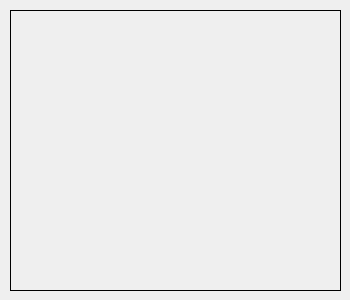
Old version of the form APPLICATIONQT/picture.ui in the repository BUT-Informatique-Calais/star-reduction-groupe-15.
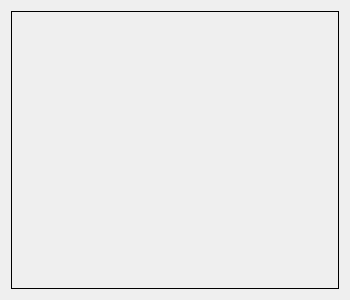
New version of the form.

```diff
--- a/APPLICATIONQT/picture.ui
+++ b/APPLICATIONQT/picture.ui
@@ -13,15 +13,9 @@
   <property name="windowTitle">
    <string>Form</string>
   </property>
+  <layout class="QHBoxLayout" name="horizontalLayout">
+   <item>
   <widget class="QLabel" name="lbl_display">
-   <property name="geometry">
-    <rect>
-     <x>10</x>
-     <y>10</y>
-     <width>331</width>
-     <height>281</height>
-    </rect>
-   </property>
    <property name="frameShape">
     <enum>QFrame::Shape::Box</enum>
    </property>
@@ -29,6 +23,8 @@
     <string/>
    </property>
   </widget>
+   </item>
+  </layout>
  </widget>
  <resources/>
  <connections/>
```
Lines whose indentation alone changed are shown as unchanged.
